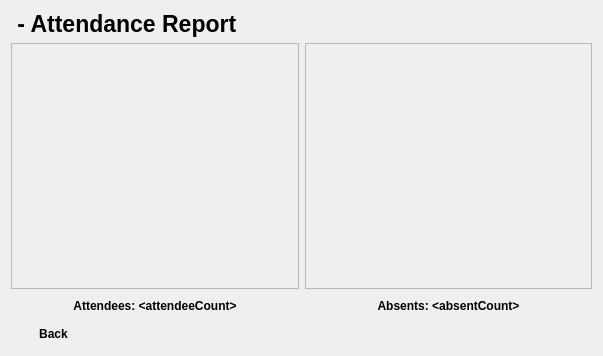
This is AceClassUtility_AttendanceReport/aceclassutility_attendancereport.ui in acedron/ace-class-utility as Qt 5 draws it before an edit. The edited form follows.
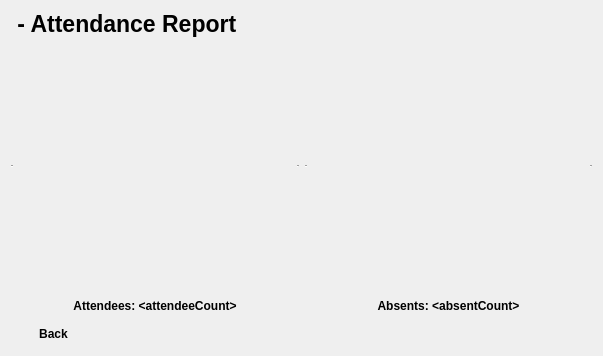
This is the edited form. Icons and pictures are not drawn.

```diff
--- a/AceClassUtility_AttendanceReport/aceclassutility_attendancereport.ui
+++ b/AceClassUtility_AttendanceReport/aceclassutility_attendancereport.ui
@@ -174,6 +174,9 @@
          <height>16777215</height>
         </size>
        </property>
+       <property name="frameShape">
+        <enum>QFrame::HLine</enum>
+       </property>
        <property name="widgetResizable">
         <bool>true</bool>
        </property>
@@ -182,8 +185,8 @@
          <rect>
           <x>0</x>
           <y>0</y>
-          <width>287</width>
-          <height>217</height>
+          <width>285</width>
+          <height>215</height>
          </rect>
         </property>
        </widget>
@@ -191,6 +194,9 @@
      </item>
      <item>
       <widget class="QScrollArea" name="absents">
+       <property name="frameShape">
+        <enum>QFrame::HLine</enum>
+       </property>
        <property name="widgetResizable">
         <bool>true</bool>
        </property>
@@ -199,8 +205,8 @@
          <rect>
           <x>0</x>
           <y>0</y>
-          <width>286</width>
-          <height>217</height>
+          <width>284</width>
+          <height>215</height>
          </rect>
         </property>
        </widget>
```
Left out of the diff: 6 changed lines with no effect on the pictures.
